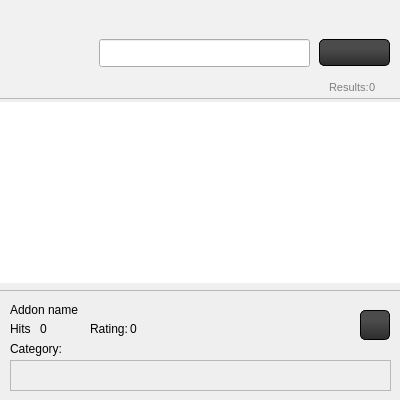
This is src/gui/form/addonswidget.ui in mynew1/Circle-Launcher as Qt 5 draws it before an edit. The edited form follows.
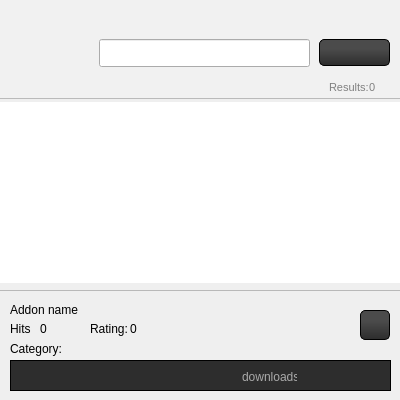
This is the edited form. Icons and pictures are not drawn.

```diff
--- a/src/gui/form/addonswidget.ui
+++ b/src/gui/form/addonswidget.ui
@@ -327,12 +327,150 @@
       <height>31</height>
      </rect>
     </property>
+    <property name="styleSheet">
+     <string notr="true">QFrame{
+    background-color: rgb(45, 45, 45);
+	color: #AAAAAA;
+}
+QFrame#downloadFrame{
+	background-color: rgb(45, 45, 45);
+	color: #AAAAAA;
+	border: 1px solid black;
+}
+	</string>
+    </property>
     <property name="frameShape">
      <enum>QFrame::StyledPanel</enum>
     </property>
     <property name="frameShadow">
      <enum>QFrame::Raised</enum>
     </property>
+    <widget class="QComboBox" name="versionCombo">
+     <property name="geometry">
+      <rect>
+       <x>1</x>
+       <y>1</y>
+       <width>71</width>
+       <height>29</height>
+      </rect>
+     </property>
+     <property name="styleSheet">
+      <string notr="true">QComboBox
+{
+	background-color: transparent;
+	border:none;
+	padding:1px;
+	text-align: right;
+	color: #AAAAAA;
+}
+
+QComboBox::drop-down
+{
+	border-width:1px;
+}
+
+QComboBox::down-arrow
+{
+	image: url(:/img/drop-down.png);
+}
+QComboBox:hover{
+    background-color: transparent;
+	background-color: rgb(76, 76, 76);
+}
+</string>
+     </property>
+    </widget>
+    <widget class="QComboBox" name="filenameCombo">
+     <property name="geometry">
+      <rect>
+       <x>70</x>
+       <y>1</y>
+       <width>161</width>
+       <height>29</height>
+      </rect>
+     </property>
+     <property name="styleSheet">
+      <string notr="true">QComboBox
+{
+	background-color: transparent;
+	border:none;
+	padding:1px;
+	text-align: right;
+	color: #AAAAAA;
+}
+
+QComboBox::drop-down
+{
+border-width:1px;
+}
+
+QComboBox::down-arrow
+{
+	
+	image: url(:/img/drop-down.png);
+}
+QComboBox:hover{
+	background-color: transparent;
+	background-color: rgb(76, 76, 76);
+}
+</string>
+     </property>
+    </widget>
+    <widget class="QLabel" name="downloadsLabel">
+     <property name="geometry">
+      <rect>
+       <x>290</x>
+       <y>8</y>
+       <width>61</width>
+       <height>17</height>
+      </rect>
+     </property>
+     <property name="text">
+      <string/>
+     </property>
+     <property name="alignment">
+      <set>Qt::AlignCenter</set>
+     </property>
+    </widget>
+    <widget class="QPushButton" name="playButton">
+     <property name="geometry">
+      <rect>
+       <x>350</x>
+       <y>1</y>
+       <width>30</width>
+       <height>29</height>
+      </rect>
+     </property>
+     <property name="styleSheet">
+      <string notr="true">QPushButton {	
+	
+	background-image: url(:/img/download.png);
+
+	background-color: transparent;
+	border: none;
+}
+
+QPushButton:hover{
+	background-color: rgb(76, 76, 76);
+}</string>
+     </property>
+     <property name="text">
+      <string/>
+     </property>
+    </widget>
+    <widget class="QLabel" name="downloadsLabel_2">
+     <property name="geometry">
+      <rect>
+       <x>232</x>
+       <y>8</y>
+       <width>55</width>
+       <height>17</height>
+      </rect>
+     </property>
+     <property name="text">
+      <string>downloads:</string>
+     </property>
+    </widget>
    </widget>
   </widget>
  </widget>
```
